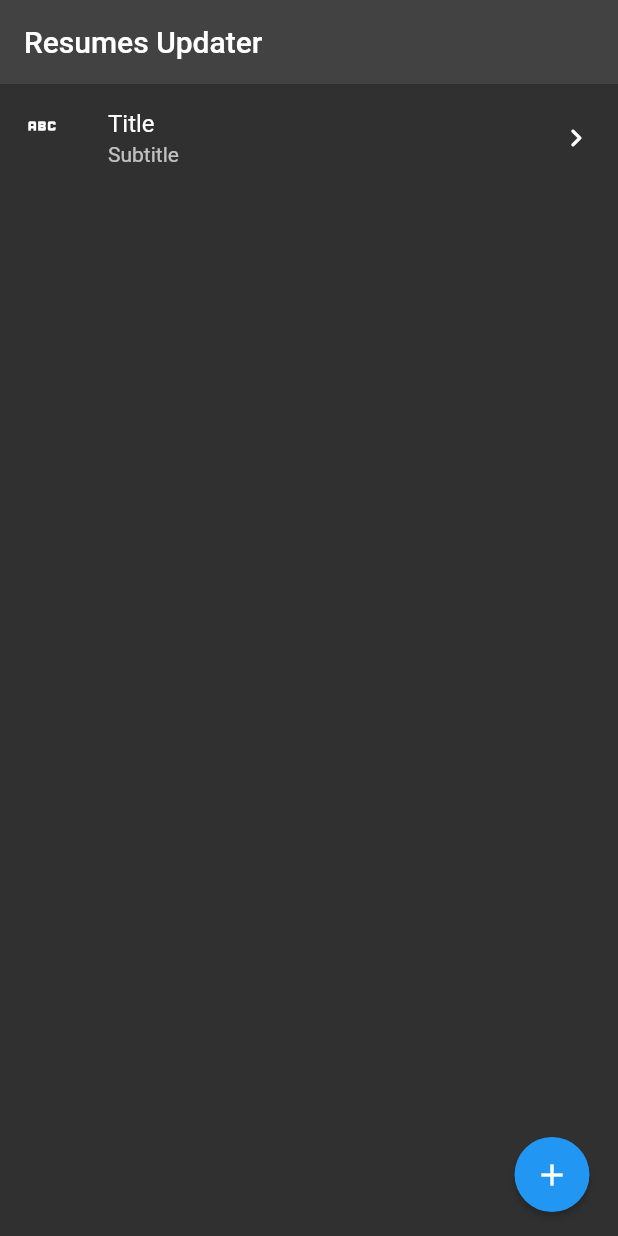
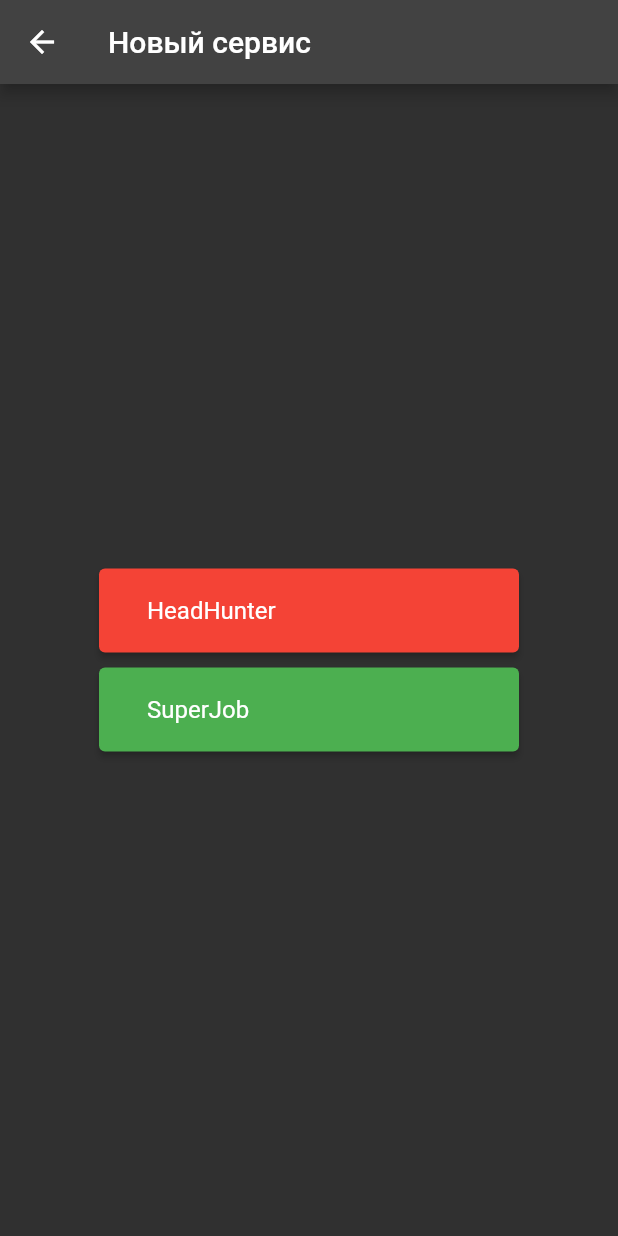
Before and after one commit to Pavluke/resumes_updater, a Flutter app: the screen it shows after launch, after a tap on the "add" icon, on a phone screen of 412 x 824 dp. Run offline on Flutter 3.47's test engine with Material 2 defaults, Android fonts, the phone set to English and light mode, and no system bars.

Commit message:
add 'add new service'

```diff
--- a/lib/add_new_screen.dart
+++ /dev/null
@@ -1,14 +0,0 @@
-import 'package:flutter/material.dart';
-
-class AddNewScreen extends StatelessWidget {
-  const AddNewScreen({super.key});
-
-  @override
-  Widget build(BuildContext context) {
-    return const MaterialApp(
-      home: Scaffold(
-        body: Center(),
-      ),
-    );
-  }
-}
--- /dev/null
+++ b/lib/add_new_service_screen.dart
@@ -0,0 +1,50 @@
+import 'package:flutter/material.dart';
+
+class AddNewServiceScreen extends StatelessWidget {
+  const AddNewServiceScreen({super.key});
+
+  @override
+  Widget build(BuildContext context) {
+    return MaterialApp(
+      theme: ThemeData.dark(),
+      home: Scaffold(
+        appBar: AppBar(
+          leading: IconButton(
+              icon: const Icon(Icons.arrow_back),
+              onPressed: () => Navigator.pop(context)),
+          title: const Text('Новый сервис'),
+        ),
+        body: Center(
+          child: Container(
+            width: 300,
+            padding: const EdgeInsets.symmetric(horizontal: 10),
+            child: Column(
+              mainAxisAlignment: MainAxisAlignment.center,
+              children: [
+                ElevatedButton(
+                    style: ElevatedButton.styleFrom(
+                      backgroundColor: Colors.red,
+                    ),
+                    onPressed: () {},
+                    child: const ListTile(
+                      title: Text("HeadHunter"),
+                    )),
+                const SizedBox(
+                  height: 10,
+                ),
+                ElevatedButton(
+                    style: ElevatedButton.styleFrom(
+                      backgroundColor: Colors.green,
+                    ),
+                    onPressed: () {},
+                    child: const ListTile(
+                      title: Text("SuperJob"),
+                    )),
+              ],
+            ),
+          ),
+        ),
+      ),
+    );
+  }
+}
--- a/lib/main.dart
+++ b/lib/main.dart
@@ -2,5 +2,7 @@
 import 'package:resumes_updater/main_screen.dart';
 
 void main() {
-  runApp(const MainScreen());
+  runApp(const MaterialApp(
+    home: MainScreen(),
+  ));
 }
--- a/lib/main_screen.dart
+++ b/lib/main_screen.dart
@@ -1,4 +1,5 @@
 import 'package:flutter/material.dart';
+import 'package:resumes_updater/add_new_service_screen.dart';
 
 class MainScreen extends StatelessWidget {
   const MainScreen({super.key});
@@ -9,7 +10,10 @@
       theme: ThemeData.dark(),
       home: Scaffold(
         floatingActionButton: ElevatedButton(
-          onPressed: () {},
+          onPressed: () => Navigator.push(
+              context,
+              MaterialPageRoute(
+                  builder: (context) => const AddNewServiceScreen())),
           style: ElevatedButton.styleFrom(
               shape: const CircleBorder(), minimumSize: const Size(50, 50)),
           child: const Icon(Icons.add),
```
